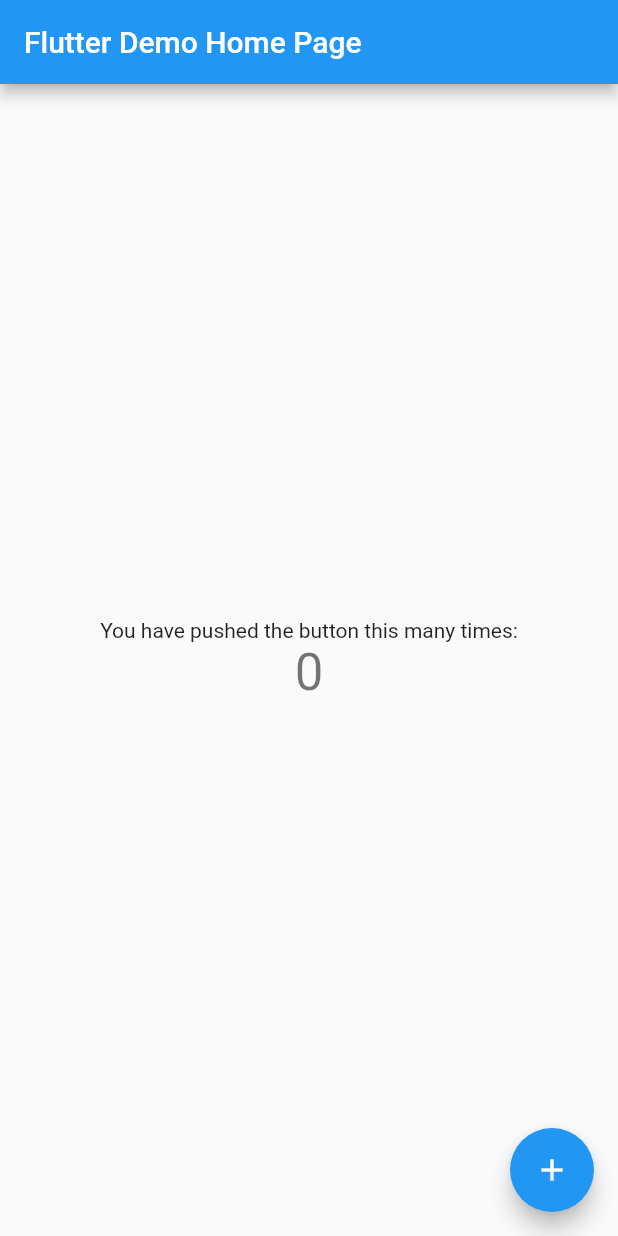
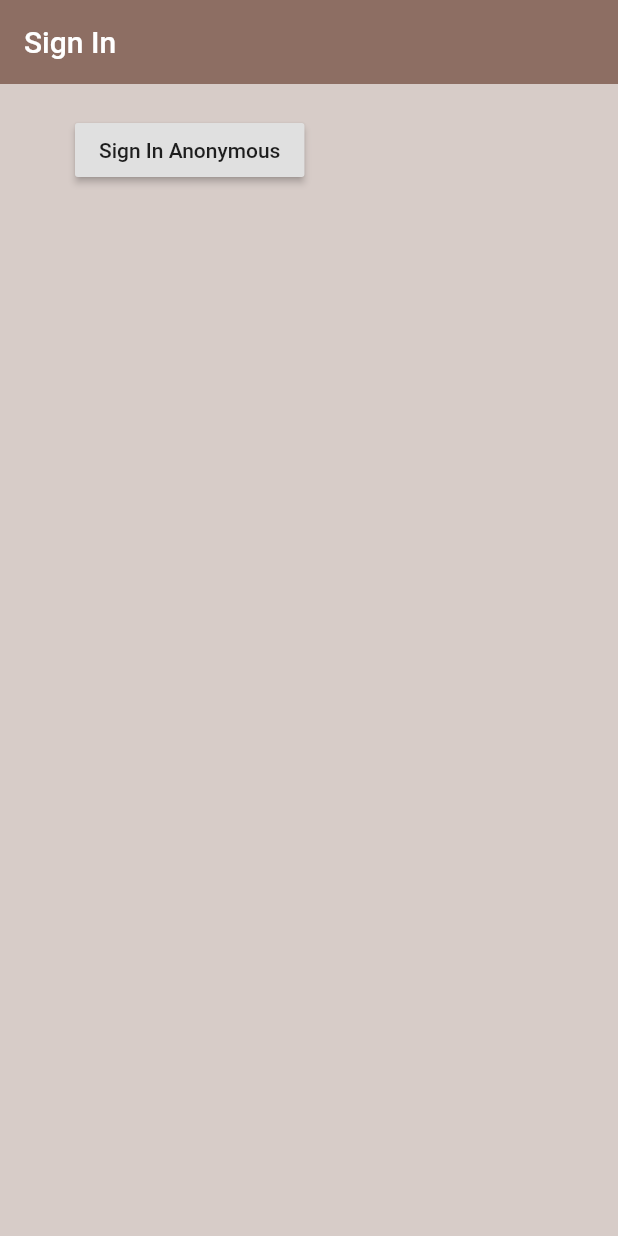
Before and after one commit to daft2/brew_crew, a Flutter app: the screen it shows after launch, on a phone screen of 412 x 824 dp. Run offline on Flutter 3.47's test engine with Material 2 defaults, Android fonts, the phone set to English and light mode, and no system bars; our stand-ins replace firebase_auth; accounts and stored records are empty.

Commit message:
add page and service for auth & function login anonymously

```diff
--- a/lib/main.dart
+++ b/lib/main.dart
@@ -1,3 +1,4 @@
+import 'package:brew_crew/screens/wrapper.dart';
 import 'package:flutter/material.dart';
 
 void main() {
@@ -9,109 +10,7 @@ class MyApp extends StatelessWidget {
   @override
   Widget build(BuildContext context) {
     return MaterialApp(
-      title: 'Flutter Demo',
-      theme: ThemeData(
-        // This is the theme of your application.
-        //
-        // Try running your application with "flutter run". You'll see the
-        // application has a blue toolbar. Then, without quitting the app, try
-        // changing the primarySwatch below to Colors.green and then invoke
-        // "hot reload" (press "r" in the console where you ran "flutter run",
-        // or simply save your changes to "hot reload" in a Flutter IDE).
-        // Notice that the counter didn't reset back to zero; the application
-        // is not restarted.
-        primarySwatch: Colors.blue,
-        // This makes the visual density adapt to the platform that you run
-        // the app on. For desktop platforms, the controls will be smaller and
-        // closer together (more dense) than on mobile platforms.
-        visualDensity: VisualDensity.adaptivePlatformDensity,
-      ),
-      home: MyHomePage(title: 'Flutter Demo Home Page'),
+      home: Wrapper(),
     );
   }
 }
-
-class MyHomePage extends StatefulWidget {
-  MyHomePage({Key key, this.title}) : super(key: key);
-
-  // This widget is the home page of your application. It is stateful, meaning
-  // that it has a State object (defined below) that contains fields that affect
-  // how it looks.
-
-  // This class is the configuration for the state. It holds the values (in this
-  // case the title) provided by the parent (in this case the App widget) and
-  // used by the build method of the State. Fields in a Widget subclass are
-  // always marked "final".
-
-  final String title;
-
-  @override
-  _MyHomePageState createState() => _MyHomePageState();
-}
-
-class _MyHomePageState extends State<MyHomePage> {
-  int _counter = 0;
-
-  void _incrementCounter() {
-    setState(() {
-      // This call to setState tells the Flutter framework that something has
-      // changed in this State, which causes it to rerun the build method below
-      // so that the display can reflect the updated values. If we changed
-      // _counter without calling setState(), then the build method would not be
-      // called again, and so nothing would appear to happen.
-      _counter++;
-    });
-  }
-
-  @override
-  Widget build(BuildContext context) {
-    // This method is rerun every time setState is called, for instance as done
-    // by the _incrementCounter method above.
-    //
-    // The Flutter framework has been optimized to make rerunning build methods
-    // fast, so that you can just rebuild anything that needs updating rather
-    // than having to individually change instances of widgets.
-    return Scaffold(
-      appBar: AppBar(
-        // Here we take the value from the MyHomePage object that was created by
-        // the App.build method, and use it to set our appbar title.
-        title: Text(widget.title),
-      ),
-      body: Center(
-        // Center is a layout widget. It takes a single child and positions it
-        // in the middle of the parent.
-        child: Column(
-          // Column is also a layout widget. It takes a list of children and
-          // arranges them vertically. By default, it sizes itself to fit its
-          // children horizontally, and tries to be as tall as its parent.
-          //
-          // Invoke "debug painting" (press "p" in the console, choose the
-          // "Toggle Debug Paint" action from the Flutter Inspector in Android
-          // Studio, or the "Toggle Debug Paint" command in Visual Studio Code)
-          // to see the wireframe for each widget.
-          //
-          // Column has various properties to control how it sizes itself and
-          // how it positions its children. Here we use mainAxisAlignment to
-          // center the children vertically; the main axis here is the vertical
-          // axis because Columns are vertical (the cross axis would be
-          // horizontal).
-          mainAxisAlignment: MainAxisAlignment.center,
-          children: <Widget>[
-            Text(
-              'You have pushed the button this many times:',
-            ),
-            Text(
-              '$_counter',
-              style: Theme.of(context).textTheme.headline4,
-            ),
-          ],
-        ),
-      ),
-      floatingActionButton: FloatingActionButton(
-        onPressed: _incrementCounter,
-        tooltip: 'Increment',
-        child: Icon(Icons.add),
-      ), // This trailing comma makes auto-formatting nicer for build methods.
-    );
-  }
-}
--- /dev/null
+++ b/lib/screens/authenticate/authenticate.dart
@@ -0,0 +1,16 @@
+import 'package:brew_crew/screens/authenticate/sign_in.dart';
+import 'package:flutter/material.dart';
+
+class Authenticate extends StatefulWidget {
+  @override
+  _AuthenticateState createState() => _AuthenticateState();
+}
+
+class _AuthenticateState extends State<Authenticate> {
+  @override
+  Widget build(BuildContext context) {
+    return Container(
+      child: SignIn(),
+    );
+  }
+}
--- /dev/null
+++ b/lib/screens/authenticate/sign_in.dart
@@ -0,0 +1,38 @@
+import 'package:brew_crew/services/auth.dart';
+import 'package:flutter/material.dart';
+
+class SignIn extends StatefulWidget {
+  @override
+  _SignInState createState() => _SignInState();
+}
+
+class _SignInState extends State<SignIn> {
+  final AuthService _auth = AuthService();
+
+  @override
+  Widget build(BuildContext context) {
+    return Scaffold(
+      backgroundColor: Colors.brown[100],
+      appBar: AppBar(
+        backgroundColor: Colors.brown[400],
+        elevation: 0.0,
+        title: Text('Sign In'),
+      ),
+      body: Container(
+        padding: EdgeInsets.symmetric(vertical: 20, horizontal: 50),
+        child: RaisedButton(
+          child: Text('Sign In Anonymous'),
+          onPressed: () async {
+            dynamic data = await _auth.signInAnon();
+            if (data == null) {
+              print('Error Sign In');
+            } else {
+              print('Sucessfully Signed In');
+              print(data);
+            }
+          },
+        ),
+      ),
+    );
+  }
+}
--- /dev/null
+++ b/lib/screens/wrapper.dart
@@ -0,0 +1,11 @@
+import 'package:brew_crew/screens/authenticate/authenticate.dart';
+import 'package:brew_crew/screens/home/home.dart';
+import 'package:flutter/material.dart';
+
+class Wrapper extends StatelessWidget {
+  @override
+  Widget build(BuildContext context) {
+    //return either home or authenticate widget
+    return Authenticate();
+  }
+}
```
Also changed, not shown: lib/screens/home/home.dart (added, +10 -0 lines), lib/services/auth.dart (added, +21 -0 lines).
